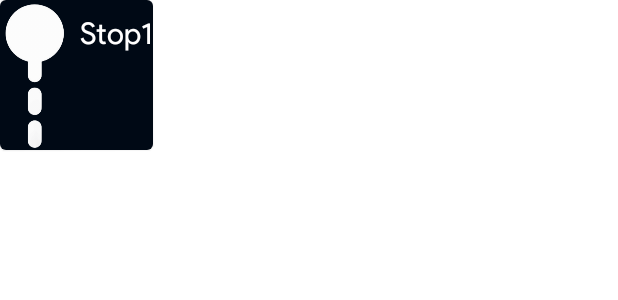
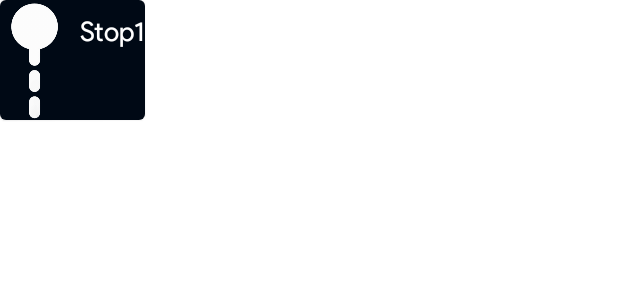
Before and after one commit to HRD-2000/WhereIsMyBus, an Android app: the layout stop1_cardview.xml on its own in the app's theme, with its tools: preview values and no code run, on a phone screen of 412 x 824 dp. Shown: the top 300 px of the screen. Run offline under Robolectric (Android 15) with nearby library versions, the phone set to English and light mode, and no system bars.

Commit message:
commit by deep

```diff
--- a/app/src/main/res/layout/stop1_cardview.xml
+++ b/app/src/main/res/layout/stop1_cardview.xml
@@ -13,7 +13,7 @@
         <ImageView
             android:id="@+id/imageView8"
             android:layout_width="45dp"
-            android:layout_height="100dp"
+            android:layout_height="80dp"
             android:src="@drawable/line1"
             app:layout_constraintStart_toStartOf="parent"
             app:layout_constraintTop_toTopOf="parent">
@@ -28,7 +28,7 @@
             android:text="Stop1"
             android:textColor="@color/white"
             android:layout_marginTop="10dp"
-            android:textSize="20dp"
+            android:textSize="18dp"
             android:layout_marginLeft="8dp"
             app:layout_constraintStart_toEndOf="@+id/imageView8"
             app:layout_constraintTop_toTopOf="@+id/imageView8">
--- a/app/src/main/res/layout/stop2_cardview.xml
+++ b/app/src/main/res/layout/stop2_cardview.xml
@@ -12,7 +12,7 @@
         <ImageView
             android:id="@+id/imageView8"
             android:layout_width="45dp"
-            android:layout_height="100dp"
+            android:layout_height="80dp"
             android:src="@drawable/line3"
             app:layout_constraintStart_toStartOf="parent"
             app:layout_constraintTop_toTopOf="parent">
@@ -26,7 +26,7 @@
             android:layout_height="wrap_content"
             android:text="Stop2"
             android:textColor="@color/white"
-            android:textSize="20dp"
+            android:textSize="18dp"
             android:layout_marginLeft="8dp"
             android:layout_marginBottom="10dp"
             app:layout_constraintBottom_toBottomOf="@+id/imageView8"
--- a/app/src/main/res/layout/stop3_cardview.xml
+++ b/app/src/main/res/layout/stop3_cardview.xml
@@ -13,7 +13,7 @@
         <ImageView
             android:id="@+id/imageView8"
             android:layout_width="45dp"
-            android:layout_height="160dp"
+            android:layout_height="140dp"
             android:src="@drawable/line2"
             app:layout_constraintStart_toStartOf="parent"
             app:layout_constraintTop_toTopOf="parent">
@@ -27,7 +27,7 @@
             android:layout_height="wrap_content"
             android:text="Stop2"
             android:textColor="@color/white"
-            android:textSize="20dp"
+            android:textSize="18dp"
             android:layout_marginLeft="8dp"
             app:layout_constraintBottom_toBottomOf="@+id/imageView8"
             app:layout_constraintStart_toEndOf="@+id/imageView8"
```
Also changed, not shown: app/src/main/res/layout/activity_maps_route.xml (+4 -4 lines).
